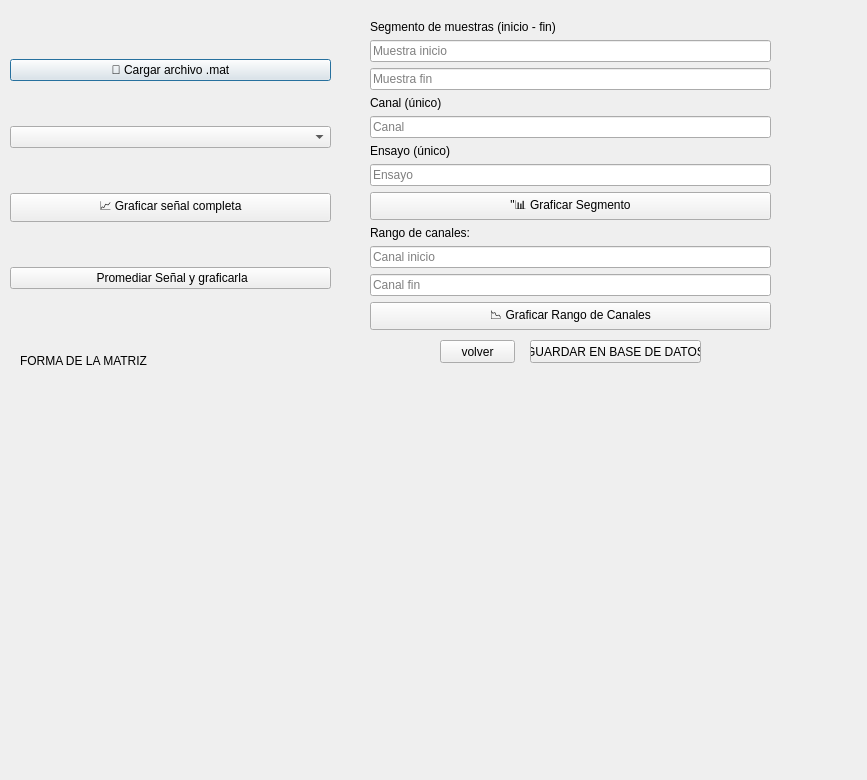
The window that vista_mat.ui (YesidMunoz/Proyecto_Final) describes before a commit, drawn with Qt 5.
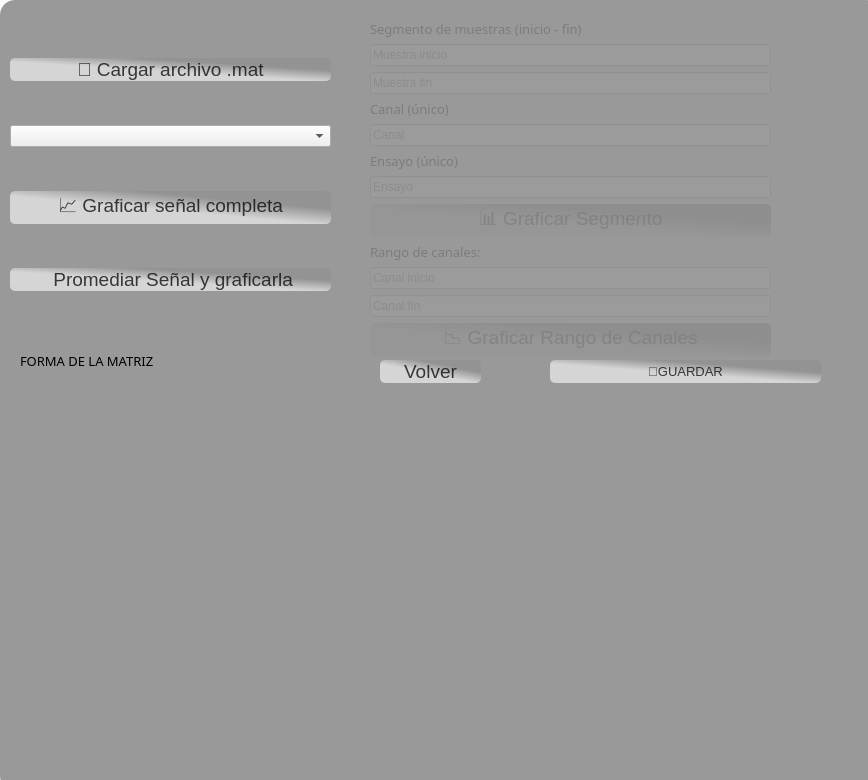
The same window after the commit. Icons and pictures are not drawn.

Diff of the .ui file:
```diff
--- a/vista_mat.ui
+++ b/vista_mat.ui
@@ -6,7 +6,7 @@
    <rect>
     <x>0</x>
     <y>0</y>
-    <width>867</width>
+    <width>868</width>
     <height>780</height>
    </rect>
   </property>
@@ -17,7 +17,7 @@
    <property name="geometry">
     <rect>
      <x>30</x>
-     <y>380</y>
+     <y>400</y>
      <width>801</width>
      <height>371</height>
     </rect>
@@ -32,6 +32,12 @@
      <height>41</height>
     </rect>
    </property>
+   <property name="font">
+    <font>
+     <family>Franklin Gothic Demi Cond</family>
+     <pointsize>10</pointsize>
+    </font>
+   </property>
    <property name="text">
     <string>FORMA DE LA MATRIZ</string>
    </property>
@@ -48,6 +54,30 @@
    <layout class="QVBoxLayout" name="verticalLayout">
     <item>
      <widget class="QPushButton" name="boton_cargar">
+      <property name="styleSheet">
+       <string notr="true">QPushButton#boton_cargar{
+    background-color:qlineargradient(spread:pad, x1:0.198, y1:0.903, x2:1, y2:0, stop:0.354167 rgba(213, 213, 213, 255), stop:0.661458 rgba(147, 147, 147, 255));
+    color: rgba(0, 0, 0, 189);
+    border-radius: 5px;
+    font-family: &quot;Franklin Gothic Heavy&quot;;
+    font-size: 14pt;
+}
+
+QPushButton#boton_cargar:hover {
+    background-color: qlineargradient(spread:pad, x1:0.198, y1:0.903, x2:1, y2:0, stop:0.354167 rgba(233, 233, 213, 255), stop:0.661458 rgba(147, 147, 147, 255));
+    color: rgba(255, 255, 255, 210);
+    border-radius: 5px;
+    font-family: &quot;Franklin Gothic Heavy&quot;;
+}
+
+QPushButton#boton_cargar:pressed {
+    padding-left: 5px;
+    padding-top: 5px;
+    background-color: rgba(105, 118, 132, 200);
+    font-family: &quot;Franklin Gothic Heavy&quot;;
+}
+</string>
+      </property>
       <property name="text">
        <string>📂 Cargar archivo .mat</string>
       </property>
@@ -58,6 +88,30 @@
     </item>
     <item>
      <widget class="QPushButton" name="boton_graficar">
+      <property name="styleSheet">
+       <string notr="true">QPushButton#boton_graficar{
+    background-color:qlineargradient(spread:pad, x1:0.198, y1:0.903, x2:1, y2:0, stop:0.354167 rgba(213, 213, 213, 255), stop:0.661458 rgba(147, 147, 147, 255));
+    color: rgba(0, 0, 0, 189);
+    border-radius: 5px;
+    font-family: &quot;Franklin Gothic Heavy&quot;;
+    font-size: 14pt;
+}
+
+QPushButton#boton_graficar:hover {
+    background-color: qlineargradient(spread:pad, x1:0.198, y1:0.903, x2:1, y2:0, stop:0.354167 rgba(233, 233, 213, 255), stop:0.661458 rgba(147, 147, 147, 255));
+    color: rgba(255, 255, 255, 210);
+    border-radius: 5px;
+    font-family: &quot;Franklin Gothic Heavy&quot;;
+}
+
+QPushButton#boton_graficar:pressed {
+    padding-left: 5px;
+    padding-top: 5px;
+    background-color: rgba(105, 118, 132, 200);
+    font-family: &quot;Franklin Gothic Heavy&quot;;
+}
+</string>
+      </property>
       <property name="text">
        <string>📈 Graficar señal completa</string>
       </property>
@@ -65,6 +119,30 @@
     </item>
     <item>
      <widget class="QPushButton" name="boton_promedio">
+      <property name="styleSheet">
+       <string notr="true">QPushButton#boton_promedio{
+    background-color:qlineargradient(spread:pad, x1:0.198, y1:0.903, x2:1, y2:0, stop:0.354167 rgba(213, 213, 213, 255), stop:0.661458 rgba(147, 147, 147, 255));
+    color: rgba(0, 0, 0, 189);
+    border-radius: 5px;
+    font-family: &quot;Franklin Gothic Heavy&quot;;
+    font-size: 14pt;
+}
+
+QPushButton#boton_promedio:hover {
+    background-color: qlineargradient(spread:pad, x1:0.198, y1:0.903, x2:1, y2:0, stop:0.354167 rgba(233, 233, 213, 255), stop:0.661458 rgba(147, 147, 147, 255));
+    color: rgba(255, 255, 255, 210);
+    border-radius: 5px;
+    font-family: &quot;Franklin Gothic Heavy&quot;;
+}
+
+QPushButton#boton_promedio:pressed {
+    padding-left: 5px;
+    padding-top: 5px;
+    background-color: rgba(105, 118, 132, 200);
+    font-family: &quot;Franklin Gothic Heavy&quot;;
+}
+</string>
+      </property>
       <property name="text">
        <string> Promediar Señal y graficarla</string>
       </property>
@@ -78,12 +156,18 @@
      <x>370</x>
      <y>20</y>
      <width>401</width>
-     <height>311</height>
+     <height>336</height>
     </rect>
    </property>
    <layout class="QVBoxLayout" name="verticalLayout_3">
     <item>
      <widget class="QLabel" name="label">
+      <property name="font">
+       <font>
+        <family>Franklin Gothic Medium</family>
+        <pointsize>10</pointsize>
+       </font>
+      </property>
       <property name="text">
        <string>Segmento de muestras (inicio - fin) </string>
       </property>
@@ -111,6 +195,12 @@
     </item>
     <item>
      <widget class="QLabel" name="label_2">
+      <property name="font">
+       <font>
+        <family>Franklin Gothic Medium</family>
+        <pointsize>10</pointsize>
+       </font>
+      </property>
       <property name="text">
        <string>Canal (único)</string>
       </property>
@@ -128,6 +218,12 @@
     </item>
     <item>
      <widget class="QLabel" name="label_3">
+      <property name="font">
+       <font>
+        <family>Franklin Gothic Medium</family>
+        <pointsize>10</pointsize>
+       </font>
+      </property>
       <property name="text">
        <string>Ensayo (único)</string>
       </property>
@@ -145,13 +241,43 @@
     </item>
     <item>
      <widget class="QPushButton" name="boton_segmento">
+      <property name="styleSheet">
+       <string notr="true">QPushButton#boton_segmento{
+    background-color:qlineargradient(spread:pad, x1:0.198, y1:0.903, x2:1, y2:0, stop:0.354167 rgba(213, 213, 213, 255), stop:0.661458 rgba(147, 147, 147, 255));
+    color: rgba(0, 0, 0, 189);
+    border-radius: 5px;
+    font-family: &quot;Franklin Gothic Heavy&quot;;
+    font-size: 14pt;
+}
+
+QPushButton#boton_segmento:hover {
+    background-color: qlineargradient(spread:pad, x1:0.198, y1:0.903, x2:1, y2:0, stop:0.354167 rgba(233, 233, 213, 255), stop:0.661458 rgba(147, 147, 147, 255));
+    color: rgba(255, 255, 255, 210);
+    border-radius: 5px;
+    font-family: &quot;Franklin Gothic Heavy&quot;;
+}
+
+QPushButton#boton_segmento:pressed {
+    padding-left: 5px;
+    padding-top: 5px;
+    background-color: rgba(105, 118, 132, 200);
+    font-family: &quot;Franklin Gothic Heavy&quot;;
+}
+</string>
+      </property>
       <property name="text">
-       <string>&quot;📊 Graficar Segmento</string>
+       <string>📊 Graficar Segmento</string>
       </property>
      </widget>
     </item>
     <item>
      <widget class="QLabel" name="label_4">
+      <property name="font">
+       <font>
+        <family>Franklin Gothic Medium</family>
+        <pointsize>10</pointsize>
+       </font>
+      </property>
       <property name="text">
        <string>Rango de canales:</string>
       </property>
@@ -179,6 +305,30 @@
     </item>
     <item>
      <widget class="QPushButton" name="boton_rango_canales">
+      <property name="styleSheet">
+       <string notr="true">QPushButton#boton_rango_canales{
+    background-color:qlineargradient(spread:pad, x1:0.198, y1:0.903, x2:1, y2:0, stop:0.354167 rgba(213, 213, 213, 255), stop:0.661458 rgba(147, 147, 147, 255));
+    color: rgba(0, 0, 0, 189);
+    border-radius: 5px;
+    font-family: &quot;Franklin Gothic Heavy&quot;;
+    font-size: 14pt;
+}
+
+QPushButton#boton_rango_canales:hover {
+    background-color: qlineargradient(spread:pad, x1:0.198, y1:0.903, x2:1, y2:0, stop:0.354167 rgba(233, 233, 213, 255), stop:0.661458 rgba(147, 147, 147, 255));
+    color: rgba(255, 255, 255, 210);
+    border-radius: 5px;
+    font-family: &quot;Franklin Gothic Heavy&quot;;
+}
+
+QPushButton#boton_rango_canales:pressed {
+    padding-left: 5px;
+    padding-top: 5px;
+    background-color: rgba(105, 118, 132, 200);
+    font-family: &quot;Franklin Gothic Heavy&quot;;
+}
+</string>
+      </property>
       <property name="text">
        <string>📉 Graficar Rango de Canales</string>
       </property>
@@ -186,32 +336,127 @@
     </item>
    </layout>
   </widget>
-  <widget class="QPushButton" name="boton_volver">
-   <property name="geometry">
-    <rect>
-     <x>440</x>
-     <y>340</y>
-     <width>75</width>
-     <height>23</height>
-    </rect>
-   </property>
-   <property name="text">
-    <string>volver</string>
-   </property>
-  </widget>
   <widget class="QPushButton" name="boton_guardar">
    <property name="geometry">
     <rect>
-     <x>530</x>
-     <y>340</y>
-     <width>171</width>
+     <x>550</x>
+     <y>360</y>
+     <width>271</width>
      <height>23</height>
     </rect>
    </property>
+   <property name="styleSheet">
+    <string notr="true">QPushButton#boton_guardar{
+    background-color:qlineargradient(spread:pad, x1:0.198, y1:0.903, x2:1, y2:0, stop:0.354167 rgba(213, 213, 213, 255), stop:0.661458 rgba(147, 147, 147, 255));
+    color: rgba(0, 0, 0, 189);
+    border-radius: 5px;
+    font-family: &quot;Franklin Gothic Heavy&quot;;
+    font-size: 10pt;
+}
+
+QPushButton#boton_guardar:hover {
+    background-color: qlineargradient(spread:pad, x1:0.198, y1:0.903, x2:1, y2:0, stop:0.354167 rgba(233, 233, 213, 255), stop:0.661458 rgba(147, 147, 147, 255));
+    color: rgba(255, 255, 255, 210);
+    border-radius: 5px;
+    font-family: &quot;Franklin Gothic Heavy&quot;;
+}
+
+QPushButton#boton_guardar:pressed {
+    padding-left: 5px;
+    padding-top: 5px;
+    background-color: rgba(105, 118, 132, 200);
+    font-family: &quot;Franklin Gothic Heavy&quot;;
+}
+</string>
+   </property>
    <property name="text">
-    <string>GUARDAR EN BASE DE DATOS</string>
+    <string>💾GUARDAR</string>
    </property>
   </widget>
+  <widget class="QLabel" name="label_5">
+   <property name="geometry">
+    <rect>
+     <x>0</x>
+     <y>0</y>
+     <width>891</width>
+     <height>801</height>
+    </rect>
+   </property>
+   <property name="styleSheet">
+    <string notr="true">border-image:url(:/img/QS.jpg);
+background-position: center;
+background-repeat: no-repeat;
+background-size:contain; /* o prueba &quot;contain&quot; si quieres que no recorte */
+background-color: rgba(255, 255, 255, 0.8); /* más opaco */
+</string>
+   </property>
+   <property name="text">
+    <string/>
+   </property>
+  </widget>
+  <widget class="QLabel" name="label_6">
+   <property name="geometry">
+    <rect>
+     <x>0</x>
+     <y>0</y>
+     <width>881</width>
+     <height>791</height>
+    </rect>
+   </property>
+   <property name="styleSheet">
+    <string notr="true">
+background-color:rgba(0,0,0,100);
+border-radius:15px;</string>
+   </property>
+   <property name="text">
+    <string/>
+   </property>
+  </widget>
+  <widget class="QPushButton" name="boton_volver">
+   <property name="geometry">
+    <rect>
+     <x>380</x>
+     <y>360</y>
+     <width>101</width>
+     <height>23</height>
+    </rect>
+   </property>
+   <property name="styleSheet">
+    <string notr="true">QPushButton#boton_volver{
+    background-color:qlineargradient(spread:pad, x1:0.198, y1:0.903, x2:1, y2:0, stop:0.354167 rgba(213, 213, 213, 255), stop:0.661458 rgba(147, 147, 147, 255));
+    color: rgba(0, 0, 0, 189);
+    border-radius: 5px;
+    font-family: &quot;Franklin Gothic Heavy&quot;;
+    font-size: 14pt;
+}
+
+QPushButton#boton_volver:hover {
+    background-color: qlineargradient(spread:pad, x1:0.198, y1:0.903, x2:1, y2:0, stop:0.354167 rgba(233, 233, 213, 255), stop:0.661458 rgba(147, 147, 147, 255));
+    color: rgba(255, 255, 255, 210);
+    border-radius: 5px;
+    font-family: &quot;Franklin Gothic Heavy&quot;;
+}
+
+QPushButton#boton_volver:pressed {
+    padding-left: 5px;
+    padding-top: 5px;
+    background-color: rgba(105, 118, 132, 200);
+    font-family: &quot;Franklin Gothic Heavy&quot;;
+}
+</string>
+   </property>
+   <property name="text">
+    <string>Volver</string>
+   </property>
+  </widget>
+  <zorder>label_5</zorder>
+  <zorder>label_6</zorder>
+  <zorder>widget_grafica</zorder>
+  <zorder>label_forma</zorder>
+  <zorder>layoutWidget</zorder>
+  <zorder>layoutWidget</zorder>
+  <zorder>boton_guardar</zorder>
+  <zorder>boton_volver</zorder>
  </widget>
  <resources/>
  <connections/>
```
Left out of the diff: 4 changed lines with no effect on the pictures.
